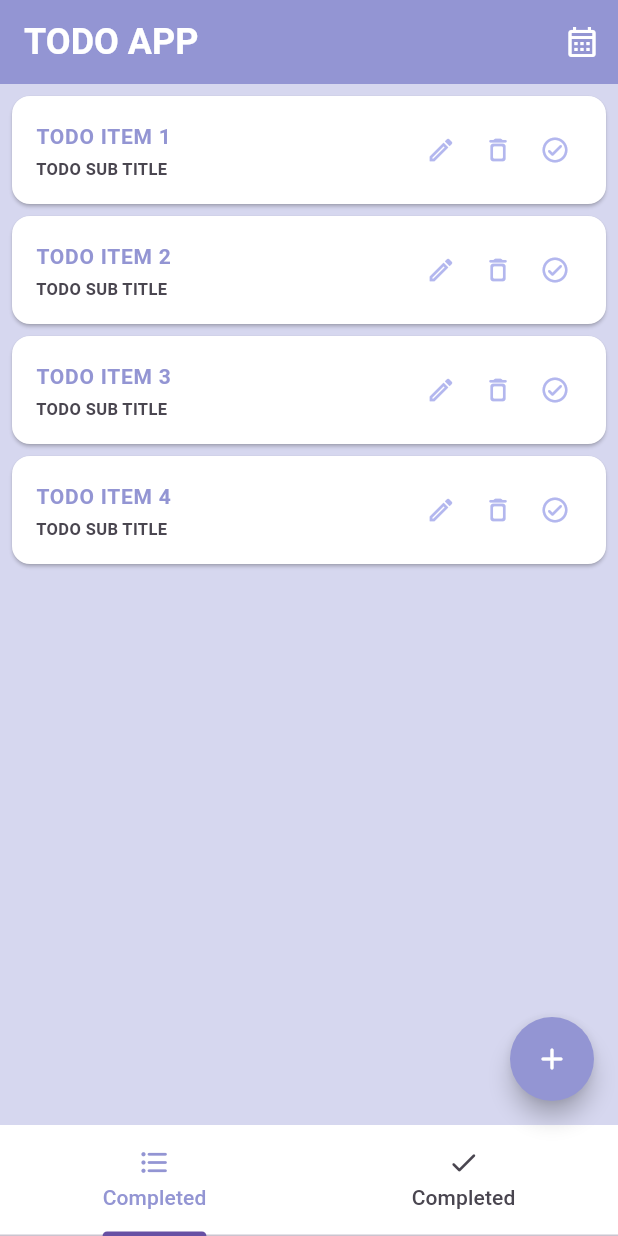
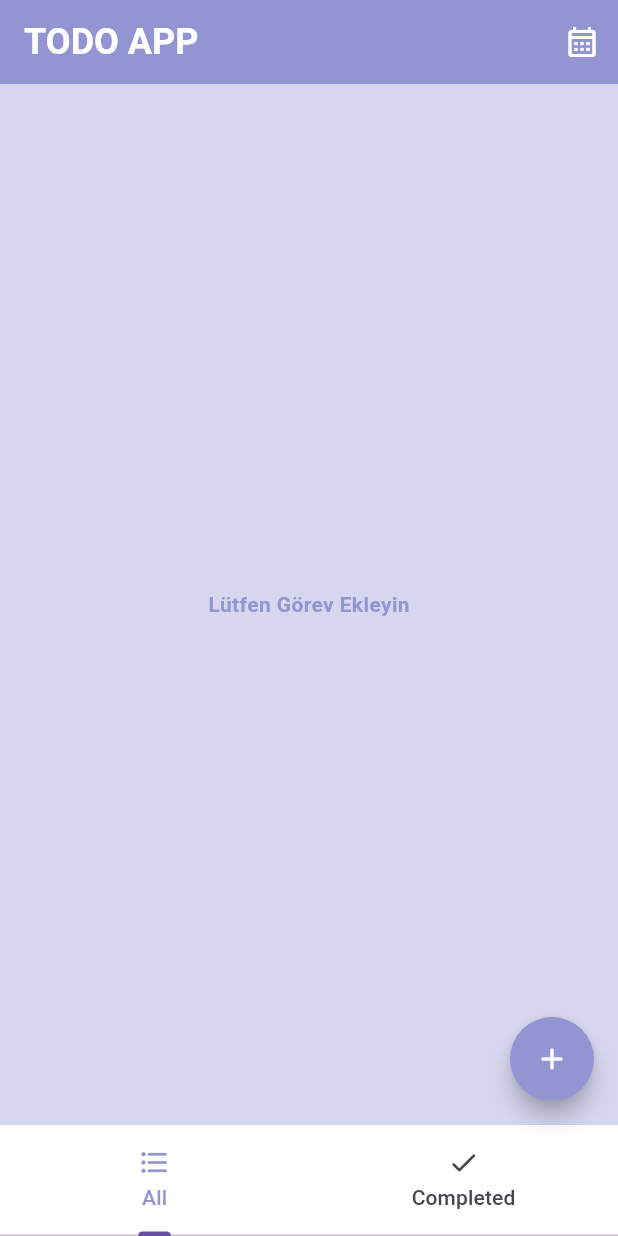
Before and after one commit to Cahidenuryalcin/todoApp, a Flutter app: the screen it shows after launch, on a phone screen of 412 x 824 dp. Run offline on Flutter 3.47's test engine with Material 3 defaults, Android fonts, the phone set to English and light mode, and no system bars; our stand-ins replace google_fonts; missing offline and left inert: dart:ffi; Roboto replaces fonts that are missing (Montserrat).

Commit message:
29.04.24

```diff
--- /dev/null
+++ b/lib/helper/data_helper.dart
@@ -0,0 +1,10 @@
+import 'package:todo_app/model/task.dart';
+
+class DataHelper{
+  static List<Task> allTasks=[];
+
+  static taskAdd(Task task){
+    allTasks.add(task);
+  }
+
+}
--- /dev/null
+++ b/lib/model/task.dart
@@ -0,0 +1,13 @@
+class Task{
+  final String taskTitle;
+  final String taskDetail;
+
+  Task({required this.taskTitle, required this.taskDetail});
+
+  @override
+  String toString() {
+    // TODO: implement toString
+    return "$taskTitle ,$taskDetail";
+  }
+
+}
--- /dev/null
+++ b/lib/task_list.dart
@@ -0,0 +1,94 @@
+import 'package:flutter/material.dart';
+import 'package:todo_app/app_constanst.dart';
+import 'package:todo_app/edit_task.dart';
+import 'package:todo_app/helper/data_helper.dart';
+import 'package:todo_app/model/task.dart';
+
+class TaskList extends StatelessWidget {
+  final Function onElemenCikarildi;
+  const TaskList({super.key, required this.onElemenCikarildi});
+
+  @override
+  Widget build(BuildContext context) {
+    List<Task> allTasks = DataHelper.allTasks;
+
+    return allTasks.isNotEmpty
+        ? ListView.builder(
+            padding: EdgeInsets.all(4.0),
+            itemCount: allTasks.length,
+            itemBuilder: (context, index) {
+              return Dismissible(
+                key: UniqueKey(),
+                direction: DismissDirection.endToStart,
+                onDismissed: (a) {
+                  onElemenCikarildi(index);
+                  print("$index ");
+                },
+                child: Card(
+                  color: Sabitler.cardColor,
+                  child: ListTile(
+                    title: Text(
+
+                      "${allTasks[index].taskTitle}", // 'todoItems[index]' yerine 'task.title' düzeltildi.
+                      style: TextStyle(
+                        color: Sabitler.listTileTitleColor,
+                        fontWeight: FontWeight.bold,
+                        fontSize: 14,
+                      ),
+                    ),
+                    subtitle: Text(
+                      "${allTasks[index].taskDetail}", // Burası gerektiğinde dinamik hale getirilebilir.
+                      style: TextStyle(
+                        fontWeight: FontWeight.bold,
+                        fontSize: 11,
+                      ),
+                    ),
+                    trailing: Container(
+                      width: 96,
+                      child: Row(
+                        mainAxisAlignment: MainAxisAlignment.spaceBetween,
+                        children: [
+                          InkWell(
+                            onTap: () {
+                              Navigator.of(context).push(
+                                MaterialPageRoute(
+                                  builder: (context) =>
+                                      EditTask(), // EditTask'e 'task' parametresi eklendi.
+                                ),
+                              );
+                            },
+                            child: Icon(
+                              Icons.mode_edit_outlined,
+                              size: 20,
+                              color: Sabitler.listTileTrailingIconColor,
+                            ),
+                          ),
+                          Icon(
+                            Icons.delete_outline_rounded,
+                            size: 20,
+                            color: Sabitler.listTileTrailingIconColor,
+                          ),
+                          Icon(
+                            Icons.check_circle_outline_rounded,
+                            size: 20,
+                            color: Sabitler.listTileTrailingIconColor,
+                          ),
+                        ],
+                      ),
+                    ),
+                  ),
+                ),
+              );
+            })
+        : Center(
+            child: Text(
+              "Lütfen Görev Ekleyin",
+              style: TextStyle(
+                color: Sabitler.listTileTitleColor,
+                fontWeight: FontWeight.bold,
+                fontSize: 14,
+              ),
+            ),
+          );
+  }
+}
--- a/lib/todo_list.dart
+++ b/lib/todo_list.dart
@@ -2,7 +2,9 @@ import 'package:flutter/material.dart';
 import 'package:todo_app/add_task.dart';
 import 'package:todo_app/app_constanst.dart';
 import 'package:todo_app/completed_task.dart';
-import 'package:todo_app/edit_task.dart';
+import 'package:todo_app/helper/data_helper.dart';
+
+import 'package:todo_app/task_list.dart';
 
 class AnaSayfa extends StatefulWidget {
   const AnaSayfa({super.key});
@@ -14,13 +16,6 @@ class AnaSayfa extends StatefulWidget {
 class _AnaSayfaState extends State<AnaSayfa>
     with SingleTickerProviderStateMixin {
   late TabController tabController;
-
-  List<String> todoItems = [
-    "TODO ITEM 1",
-    "TODO ITEM 2",
-    "TODO ITEM 3",
-    "TODO ITEM 4"
-  ]; // Örnek veri listesi
 
   @override
   void initState() {
@@ -34,6 +29,8 @@ class _AnaSayfaState extends State<AnaSayfa>
     tabController.dispose();
     super.dispose();
   }
+
+  get index => null;
 
   @override
   Widget build(BuildContext context) {
@@ -50,7 +47,7 @@ class _AnaSayfaState extends State<AnaSayfa>
                 Icons.format_list_bulleted_rounded,
                 size: 22,
               ),
-              child: Text("Completed"),
+              child: Text("All"),
             ),
             InkWell(
               onTap: () {
@@ -91,62 +88,12 @@ class _AnaSayfaState extends State<AnaSayfa>
               ))
         ],
       ),
-      body: ListView.builder(
-        padding: EdgeInsets.all(4.0),
-        itemCount: todoItems.length,
-        itemBuilder: (context, index) {
-          return Card(
-            color: Sabitler.cardColor,
-            child: ListTile(
-              title: Text(
-                todoItems[index],
-                style: TextStyle(
-                    color: Sabitler.listTileTitleColor,
-                    fontWeight: FontWeight.bold,
-                    fontSize: 14),
-              ),
-              subtitle: Text(
-                "TODO SUB TITLE",
-                style: TextStyle(
-                  fontWeight: FontWeight.bold,
-                  fontSize: 11,
-                ),
-              ),
-              trailing: Container(
-                width: 96, // Adjust the width as needed
-                child: Row(
-                  mainAxisAlignment: MainAxisAlignment.spaceBetween,
-                  children: [
-                    InkWell(
-                      onTap: () {
-                        Navigator.of(context).push(
-                          MaterialPageRoute(
-                              builder: (context) =>
-                                  EditTask()), // This page will open when the button is pressed
-                        );
-                      },
-                      child: Icon(
-                        Icons.mode_edit_outlined,
-                        size: 20,
-                        color: Sabitler.listTileTrailingIconColor,
-                      ),
-                    ),
-                    Icon(
-                      Icons.delete_outline_rounded,
-                      size: 20,
-                      color: Sabitler.listTileTrailingIconColor,
-                    ),
-                    Icon(
-                      Icons.check_circle_outline_rounded,
-                      size: 20,
-                      color: Sabitler.listTileTrailingIconColor,
-                    ),
-                  ],
-                ),
-              ),
-            ),
-          );
+      body: TaskList(
+        onElemenCikarildi: (index) {
+          DataHelper.allTasks.removeAt(index);
+          setState(() {});
         },
+        key: UniqueKey(),
       ),
       floatingActionButton: FloatingActionButton(
         shape: CircleBorder(),
@@ -155,7 +102,11 @@ class _AnaSayfaState extends State<AnaSayfa>
           Navigator.of(context).push(
             MaterialPageRoute(
                 builder: (context) =>
-                    AddTask()), // This page will open when the button is pressed
+                    AddTask(onTaskAdded: (){
+                      setState(() {
+
+                      });
+                    },)), // This page will open when the button is pressed
           );
         },
         child: Icon(
```
Also changed, not shown: lib/add_task.dart (+38 -43 lines).
